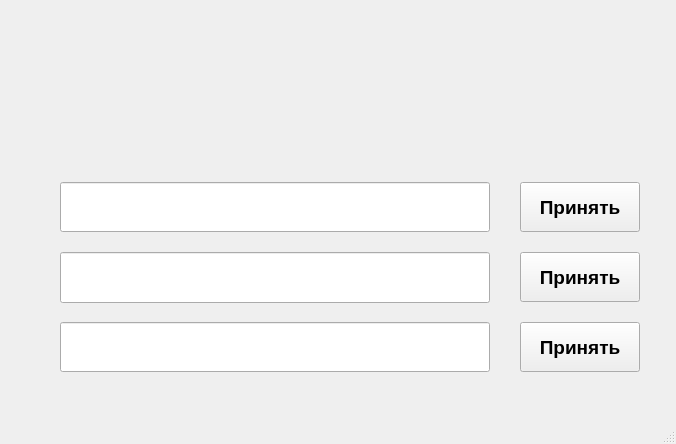
First picture: the form in mainwindow.ui, repository YaBoris/OpenTheDoor, before the edit.
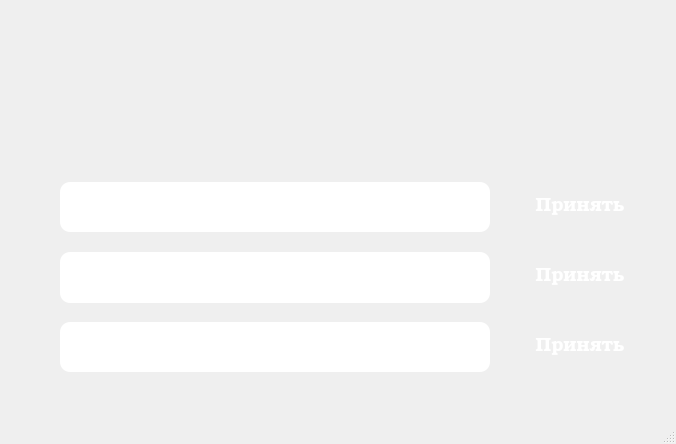
Second picture: the form after the edit. Icons and pictures are not drawn.

The edit to the form file:
```diff
--- a/mainwindow.ui
+++ b/mainwindow.ui
@@ -34,11 +34,18 @@
     </property>
     <property name="font">
      <font>
+      <family>Bookman Old Style</family>
       <pointsize>14</pointsize>
-      <weight>75</weight>
-      <bold>true</bold>
+      <weight>50</weight>
+      <bold>false</bold>
      </font>
     </property>
+    <property name="autoFillBackground">
+     <bool>false</bool>
+    </property>
+    <property name="styleSheet">
+     <string notr="true">border-image: url(d://__DOCS_PROJECTS//Qt//OpenTheDoor//style//simple.bmp) 3px; border-radius: 11px; color: white;</string>
+    </property>
     <property name="text">
      <string>Принять</string>
     </property>
@@ -54,11 +61,18 @@
     </property>
     <property name="font">
      <font>
+      <family>Bookman Old Style</family>
       <pointsize>14</pointsize>
-      <weight>75</weight>
-      <bold>true</bold>
+      <weight>50</weight>
+      <bold>false</bold>
      </font>
     </property>
+    <property name="autoFillBackground">
+     <bool>false</bool>
+    </property>
+    <property name="styleSheet">
+     <string notr="true">border-image: url(d://__DOCS_PROJECTS//Qt//OpenTheDoor//style//simple.bmp) 3px; border-radius: 11px;  color: white;</string>
+    </property>
     <property name="text">
      <string>Принять</string>
     </property>
@@ -74,11 +88,18 @@
     </property>
     <property name="font">
      <font>
+      <family>Bookman Old Style</family>
       <pointsize>14</pointsize>
-      <weight>75</weight>
-      <bold>true</bold>
+      <weight>50</weight>
+      <bold>false</bold>
      </font>
     </property>
+    <property name="autoFillBackground">
+     <bool>false</bool>
+    </property>
+    <property name="styleSheet">
+     <string notr="true">border-image: url(d://__DOCS_PROJECTS//Qt//OpenTheDoor//style//simple.bmp) 3px; border-radius: 11px;  color: white;</string>
+    </property>
     <property name="text">
      <string>Принять</string>
     </property>
@@ -114,6 +135,9 @@
     <property name="contextMenuPolicy">
      <enum>Qt::NoContextMenu</enum>
     </property>
+    <property name="styleSheet">
+     <string notr="true">border-radius: 10px; border: 5px; </string>
+    </property>
    </widget>
    <widget class="QLineEdit" name="lineEdit_2">
     <property name="geometry">
@@ -140,6 +164,9 @@
     <property name="contextMenuPolicy">
      <enum>Qt::NoContextMenu</enum>
     </property>
+    <property name="styleSheet">
+     <string notr="true">border-radius: 10px; border: 5px; </string>
+    </property>
    </widget>
    <widget class="QLineEdit" name="lineEdit_3">
     <property name="geometry">
@@ -166,6 +193,9 @@
     <property name="contextMenuPolicy">
      <enum>Qt::NoContextMenu</enum>
     </property>
+    <property name="styleSheet">
+     <string notr="true">border-radius: 10px; border: 5px; </string>
+    </property>
    </widget>
    <widget class="QLabel" name="label_1">
     <property name="geometry">
@@ -176,6 +206,9 @@
       <height>50</height>
      </rect>
     </property>
+    <property name="styleSheet">
+     <string notr="true">border-image: url(d://__DOCS_PROJECTS//Qt//OpenTheDoor//style//abris.png) 1px; border-radius: 10px;</string>
+    </property>
     <property name="text">
      <string/>
     </property>
@@ -189,6 +222,9 @@
       <height>50</height>
      </rect>
     </property>
+    <property name="styleSheet">
+     <string notr="true">border-image: url(d://__DOCS_PROJECTS//Qt//OpenTheDoor//style//buks.png) 1px; border-radius: 10px;</string>
+    </property>
     <property name="text">
      <string/>
     </property>
@@ -202,6 +238,9 @@
       <height>50</height>
      </rect>
     </property>
+    <property name="styleSheet">
+     <string notr="true">border-image: url(d://__DOCS_PROJECTS//Qt//OpenTheDoor//style//tele.png) 1px; border-radius: 10px;</string>
+    </property>
     <property name="text">
      <string/>
     </property>
```
